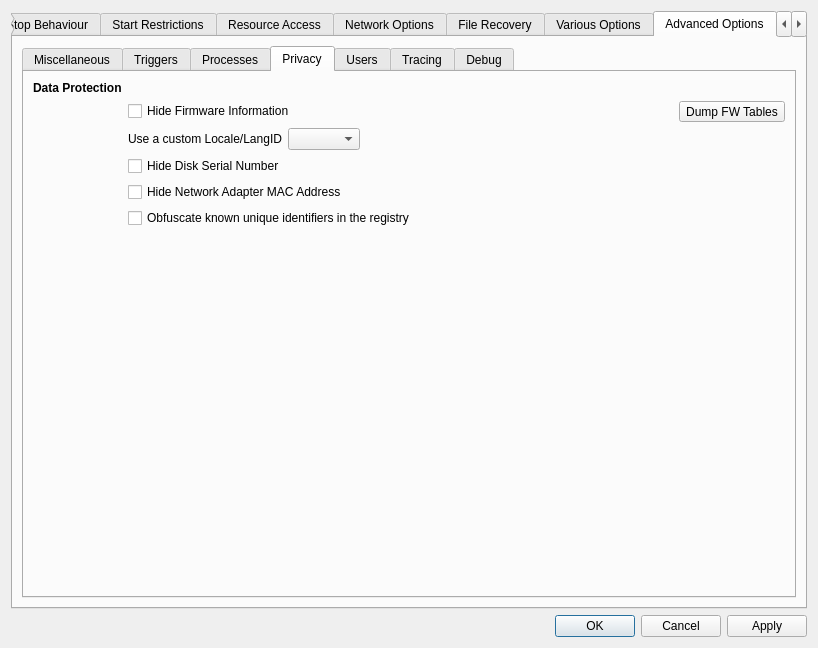
First picture: the form in SandboxiePlus/SandMan/Forms/OptionsWindow.ui, repository sandboxie-plus/Sandboxie, before the edit.
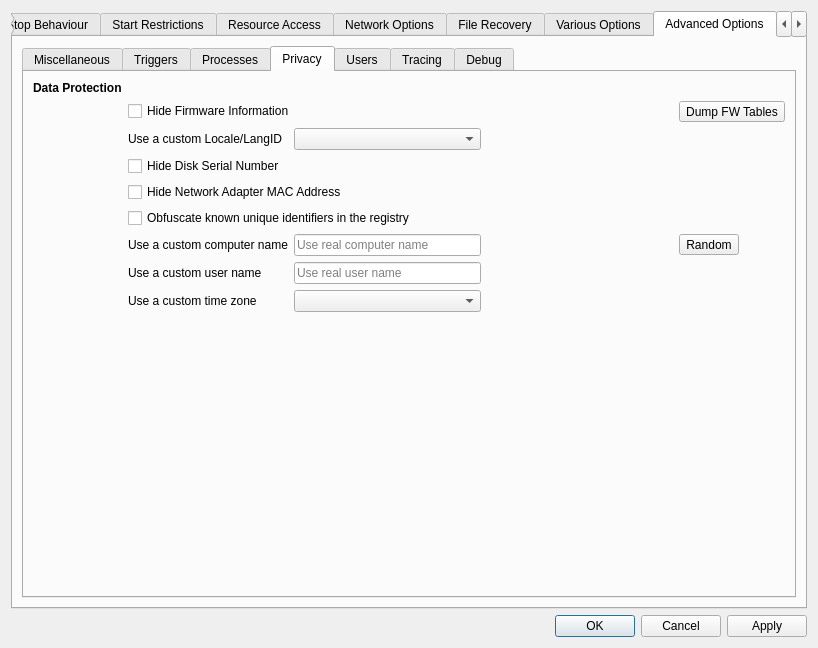
Second picture: the form after the edit. The open tabs and pages were chosen to show the change.

Commit message: Add CustomComputerName, CustomUserName and CustomTimeZone

```diff
--- a/SandboxiePlus/SandMan/Forms/OptionsWindow.ui
+++ b/SandboxiePlus/SandMan/Forms/OptionsWindow.ui
@@ -5332,7 +5332,65 @@
                </property>
               </widget>
              </item>
-             <item row="6" column="1" colspan="4">
+             <item row="6" column="1">
+              <widget class="QLabel" name="lblComputerName">
+               <property name="text">
+                <string>Use a custom computer name</string>
+               </property>
+              </widget>
+             </item>
+             <item row="6" column="2">
+              <widget class="QLineEdit" name="txtComputerName">
+               <property name="toolTip">
+                <string>Sandboxed programs will see this name instead of the real computer name, e.g. through GetComputerName, gethostname and the COMPUTERNAME environment variable.</string>
+               </property>
+               <property name="placeholderText">
+                <string>Use real computer name</string>
+               </property>
+              </widget>
+             </item>
+             <item row="6" column="4">
+              <widget class="QToolButton" name="btnRandomComputerName">
+               <property name="toolTip">
+                <string>Generate a random computer name</string>
+               </property>
+               <property name="text">
+                <string>Random</string>
+               </property>
+              </widget>
+             </item>
+             <item row="7" column="1">
+              <widget class="QLabel" name="lblUserName">
+               <property name="text">
+                <string>Use a custom user name</string>
+               </property>
+              </widget>
+             </item>
+             <item row="7" column="2">
+              <widget class="QLineEdit" name="txtUserName">
+               <property name="toolTip">
+                <string>Sandboxed programs will see this name instead of the real user name, e.g. through GetUserName and the USERNAME environment variable. Note: the user profile path still contains the real user name.</string>
+               </property>
+               <property name="placeholderText">
+                <string>Use real user name</string>
+               </property>
+              </widget>
+             </item>
+             <item row="8" column="1">
+              <widget class="QLabel" name="lblTimeZone">
+               <property name="text">
+                <string>Use a custom time zone</string>
+               </property>
+              </widget>
+             </item>
+             <item row="8" column="2">
+              <widget class="QComboBox" name="cmbTimeZone">
+               <property name="toolTip">
+                <string>Sandboxed programs will see this time zone and the local time of this time zone.</string>
+               </property>
+              </widget>
+             </item>
+             <item row="9" column="1" colspan="4">
               <spacer name="horizontalSpacer_22">
                <property name="orientation">
                 <enum>Qt::Orientation::Horizontal</enum>
@@ -5345,7 +5403,7 @@
                </property>
               </spacer>
              </item>
-             <item row="6" column="0">
+             <item row="9" column="0">
               <spacer name="verticalSpacer_44">
                <property name="orientation">
                 <enum>Qt::Orientation::Vertical</enum>
```
Left out of the diff: 4 changed lines with no effect on the pictures. The commit also changes 9 other files.
